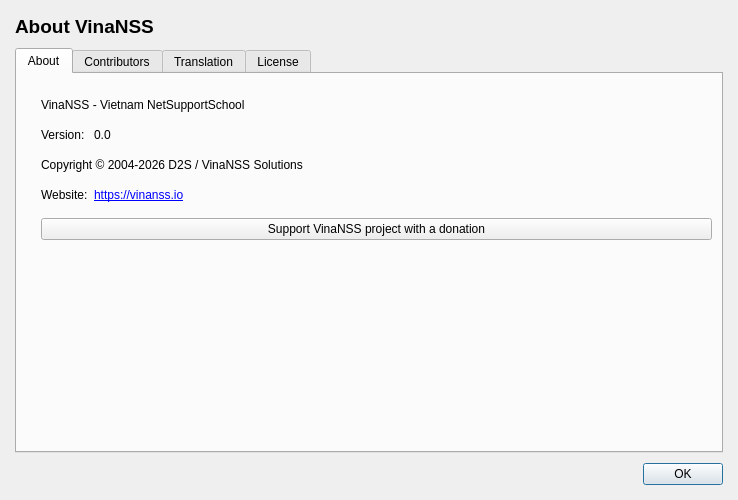
First picture: the form in core/src/AboutDialog.ui, repository hothai19o5/veyon, before the edit.
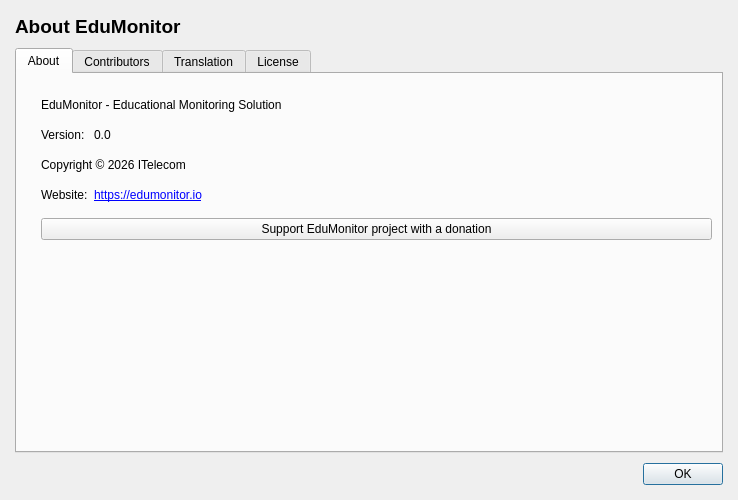
Second picture: the form after the edit.

```diff
--- a/core/src/AboutDialog.ui
+++ b/core/src/AboutDialog.ui
@@ -57,7 +57,7 @@
         </font>
        </property>
        <property name="text">
-        <string>About VinaNSS</string>
+        <string>About EduMonitor</string>
        </property>
       </widget>
      </item>
@@ -91,7 +91,7 @@
        <item row="0" column="0" colspan="2">
         <widget class="QLabel" name="label_3">
          <property name="text">
-          <string notr="true">VinaNSS - Vietnam NetSupportSchool</string>
+          <string notr="true">EduMonitor - Educational Monitoring Solution</string>
          </property>
         </widget>
        </item>
@@ -112,7 +112,7 @@
        <item row="5" column="1">
         <widget class="QLabel" name="label_4">
          <property name="text">
-          <string notr="true">&lt;a href=&quot;https://vinanss.io&quot;&gt;https://vinanss.io&lt;/a&gt;</string>
+          <string notr="true">&lt;a href=&quot;https://edumonitor.io&quot;&gt;https://edumonitor.io&lt;/a&gt;</string>
          </property>
          <property name="openExternalLinks">
           <bool>true</bool>
@@ -122,7 +122,7 @@
        <item row="3" column="0" colspan="2">
         <widget class="QLabel" name="label_8">
          <property name="text">
-          <string notr="true">Copyright © 2004-2026 D2S / VinaNSS Solutions</string>
+          <string notr="true">Copyright © 2026 ITelecom</string>
          </property>
         </widget>
        </item>
@@ -149,7 +149,7 @@
        <item row="6" column="0" colspan="2">
         <widget class="QPushButton" name="donateButton">
          <property name="text">
-          <string>Support VinaNSS project with a donation</string>
+          <string>Support EduMonitor project with a donation</string>
          </property>
         </widget>
        </item>
```
Left out of the diff: 2 changed lines with no effect on the pictures.
